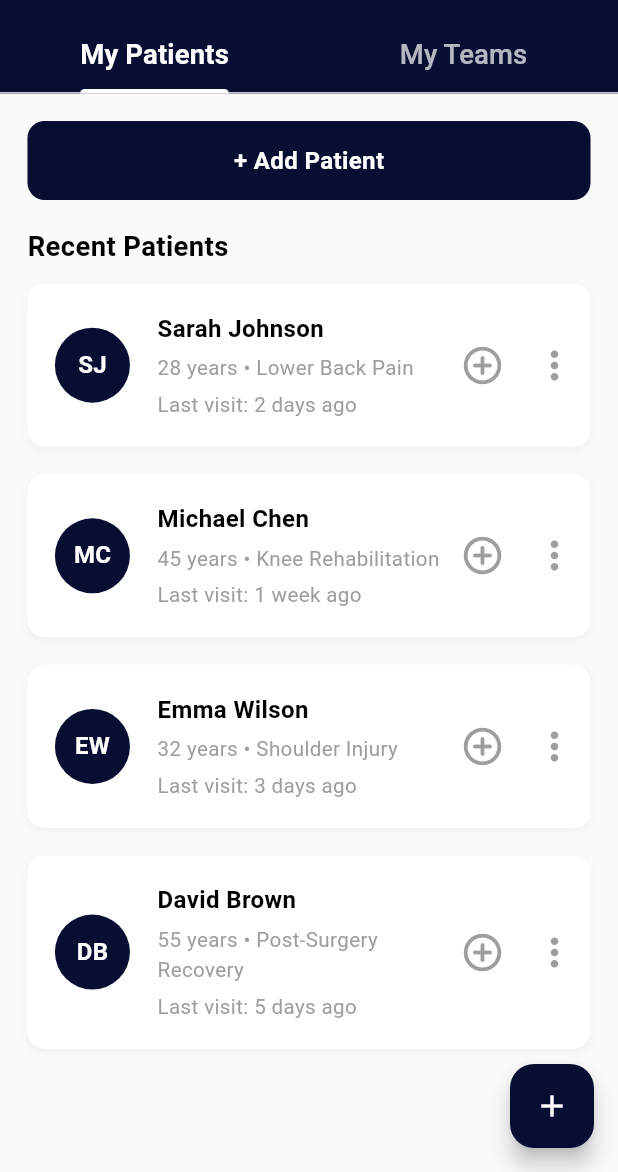
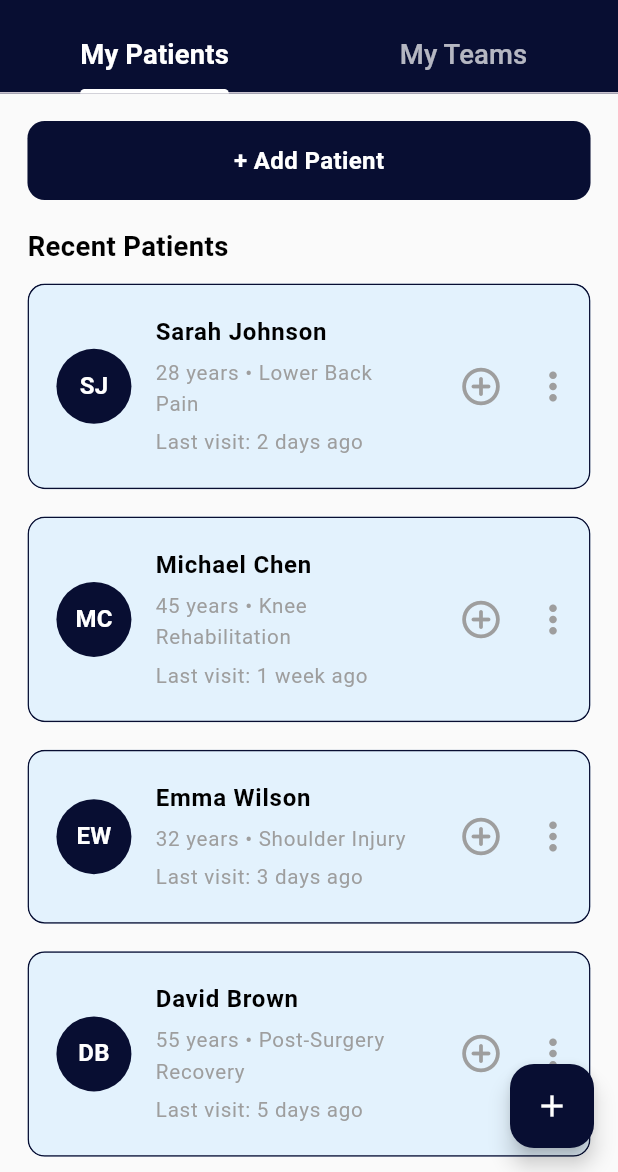
Before and after one commit to sagar-k-dev/physiotherapy, a Flutter app: the HomeView screen opened by its route, on a phone screen of 412 x 824 dp, the part 64-1236 px from its top. Run offline on Flutter 3.47's test engine with Material 3 defaults, Android fonts, the phone set to English and light mode, and no system bars; our stand-ins replace connectivity_plus, device_info_plus, flutter_screenutil, flutter_secure_storage, flutter_svg, gap and 3 more; accounts and stored records are empty.

Commit message:
Update home_view.dart

```diff
--- a/lib/views/home/home_view.dart
+++ b/lib/views/home/home_view.dart
@@ -395,38 +395,31 @@ class _HomeViewState extends State<HomeView>
     required String lastVisit,
     required String avatar,
   }) {
-    return Container(
-      padding: EdgeInsets.fromLTRB(
+    return ExpansionTile(
+      tilePadding: EdgeInsets.fromLTRB(
         Dimens.sixteen,
-        Dimens.sixteen,
+        Dimens.ten,
         Dimens.zero,
-        Dimens.sixteen,
+        Dimens.ten,
       ),
-      decoration: BoxDecoration(
-        color: Colors.white,
+      childrenPadding: EdgeInsets.zero,
+      backgroundColor: Colors.blue.shade50,
+      collapsedBackgroundColor: Colors.blue.shade50,
+      shape: RoundedRectangleBorder(
         borderRadius: BorderRadius.circular(Dimens.ten),
-        boxShadow: [
-          BoxShadow(
-            color: Colors.grey.withValues(alpha: 0.1),
-            blurRadius: 4,
-            offset: const Offset(0, 2),
+        side: BorderSide(color: ColorsValue.primaryColor),
       ),
-        ],
+      collapsedShape: RoundedRectangleBorder(
+        borderRadius: BorderRadius.circular(Dimens.ten),
+        side: BorderSide(color: ColorsValue.primaryColor),
       ),
-      child: Row(
-        children: [
-          // Avatar
-          CircleAvatar(
+
+      leading: CircleAvatar(
         radius: 25,
         backgroundColor: ColorsValue.primaryColor,
         child: Text(avatar, style: Styles.whiteBold14),
       ),
-
-          Dimens.boxWidth16,
-
-          // Patient Info
-          Expanded(
-            child: Column(
+      title: Column(
         crossAxisAlignment: CrossAxisAlignment.start,
         children: [
           Text(name, style: Styles.blackBold14),
@@ -436,9 +429,9 @@ class _HomeViewState extends State<HomeView>
           Text('Last visit: $lastVisit', style: Styles.grey12),
         ],
       ),
-          ),
-
-          // Action Button
+      trailing: Row(
+        mainAxisSize: MainAxisSize.min,
+        children: [
           IconButton(
             onPressed: () {},
             icon: const Icon(
@@ -451,6 +444,83 @@ class _HomeViewState extends State<HomeView>
             onPressed: () {},
             icon: const Icon(Icons.more_vert, color: Colors.grey, size: 30),
           ),
+        ],
+      ),
+      children: [_buildPatientOptionsMenu(name)],
+    );
+  }
+
+  Widget _buildPatientOptionsMenu(String patientName) {
+    return Container(
+      decoration: BoxDecoration(
+        color: ColorsValue.primaryColor,
+        borderRadius: BorderRadius.only(
+          bottomLeft: Radius.circular(Dimens.ten),
+          bottomRight: Radius.circular(Dimens.ten),
+        ),
+      ),
+      child: Column(
+        children: [
+          // Menu options grid
+          Container(
+            padding: Dimens.edgeInsets16,
+            child: Column(
+              children: [
+                // First row
+                Row(
+                  mainAxisAlignment: MainAxisAlignment.spaceEvenly,
+                  children: [
+                    _buildMenuOption(Icons.feedback, 'Feedback', () {}),
+                    _buildMenuOption(Icons.notifications, 'Reminders', () {}),
+                    _buildMenuOption(Icons.assessment, 'Reports', () {}),
+                    _buildMenuOption(Icons.chat_bubble_outline, 'Chat', () {}),
+                  ],
+                ),
+
+                Dimens.boxHeight16,
+
+                // Second row
+                Row(
+                  mainAxisAlignment: MainAxisAlignment.spaceEvenly,
+                  children: [
+                    _buildMenuOption(Icons.call, 'Call', () {}),
+                    _buildMenuOption(Icons.video_call, 'Video Call', () {}),
+                    _buildMenuOption(Icons.download, 'Download', () {}),
+                    _buildMenuOption(Icons.person, 'Profile', () {}),
+                  ],
+                ),
+
+                Dimens.boxHeight16,
+
+                // Third row
+                Row(
+                  mainAxisAlignment: MainAxisAlignment.center,
+                  children: [_buildMenuOption(Icons.delete, 'Delete', () {})],
+                ),
+              ],
+            ),
+          ),
+        ],
+      ),
+    );
+  }
+
+  Widget _buildMenuOption(IconData icon, String label, VoidCallback onTap) {
+    return GestureDetector(
+      onTap: onTap,
+      child: Column(
+        children: [
+          Container(
+            width: 50,
+            height: 50,
+            decoration: BoxDecoration(
+              color: Colors.cyan.withValues(alpha: 0.3),
+              shape: BoxShape.circle,
+            ),
+            child: Icon(icon, color: Colors.white, size: 24),
+          ),
+          Dimens.boxHeight8,
+          Text(label, style: Styles.white14, textAlign: TextAlign.center),
         ],
       ),
     );
```
Lines whose indentation alone changed are shown as unchanged.
